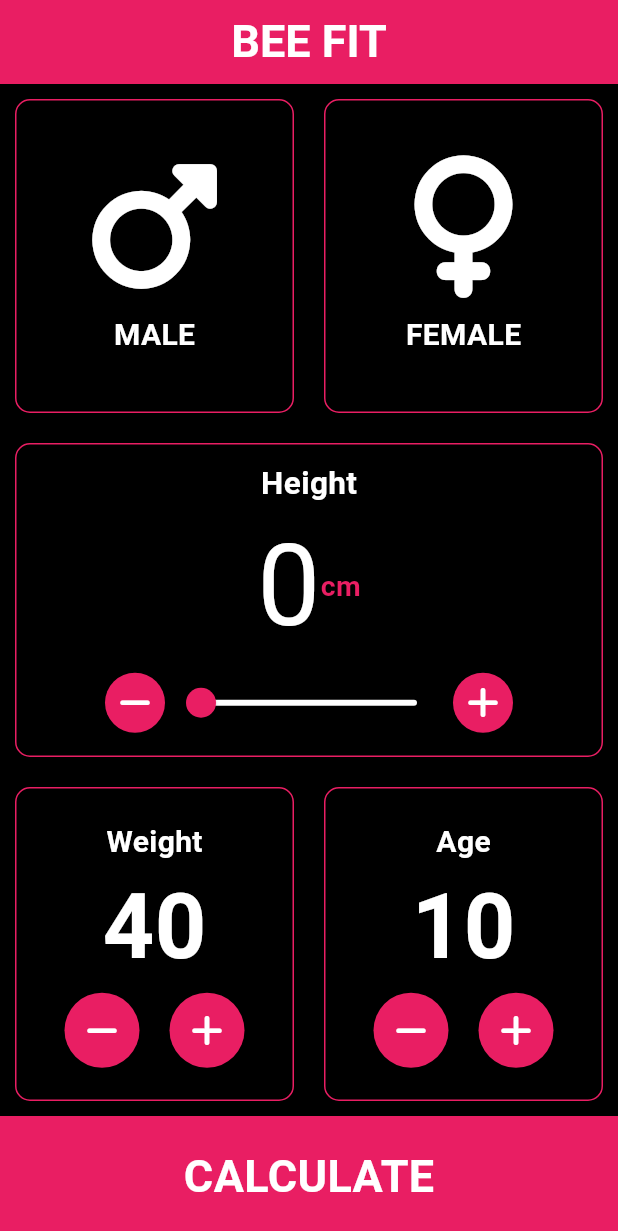
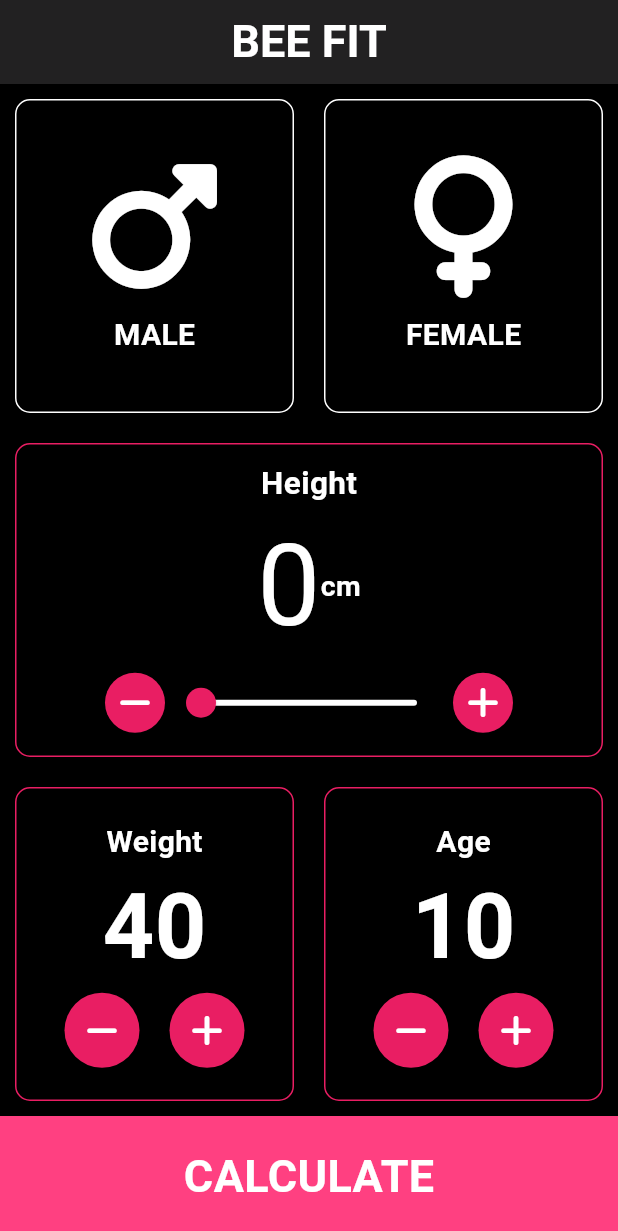
Before and after one commit to arifbeeja/bmi_app, a Flutter app: the screen it shows after launch, on a phone screen of 412 x 824 dp. Shown: the top 1231 px of the screen. Run offline on Flutter 3.47's test engine with Material 3 defaults, Android fonts, the phone set to English and light mode, and no system bars; our stand-ins replace font_awesome_flutter.

```diff
--- a/lib/MainScreen.dart
+++ b/lib/MainScreen.dart
@@ -27,7 +27,7 @@ class _InputPageState extends State<InputPage> {
           style: TextStyle(fontWeight: FontWeight.bold, fontSize: 30),
         ),
         centerTitle: true,
-        backgroundColor: Colors.pink,
+        backgroundColor: Colors.black87,
         foregroundColor: Colors.white,
       ),
       body: Container(
@@ -49,7 +49,7 @@ class _InputPageState extends State<InputPage> {
                         decoration: BoxDecoration(
                           borderRadius: BorderRadius.circular(10),
                           border: Border.all(
-                            color: Colors.pink,
+                            color: Colors.white,
                           ),
                           color: selectedCard == Gender.male
                               ? Colors.pink
@@ -95,7 +95,7 @@ class _InputPageState extends State<InputPage> {
                               ? Colors.pink
                               : Colors.black,
                           border: Border.all(
-                            color: Colors.pink,
+                            color: Colors.white,
                           ),
                         ),
                         child: Column(
@@ -154,7 +154,7 @@ class _InputPageState extends State<InputPage> {
                                 Text(
                                   "cm",
                                   style: TextStyle(
-                                      color: Colors.pink,
+                                      color: Colors.white,
                                       fontSize: 19,
                                       fontWeight: FontWeight.bold),
                                 ),
@@ -385,7 +385,7 @@ class _InputPageState extends State<InputPage> {
               child: Container(
                 height: 80,
                 width: double.infinity,
-                color: Colors.pink,
+                color: Colors.pinkAccent,
                 // ignore: prefer_const_constructors
                 child: Center(
                   // ignore: prefer_const_constructors
```
